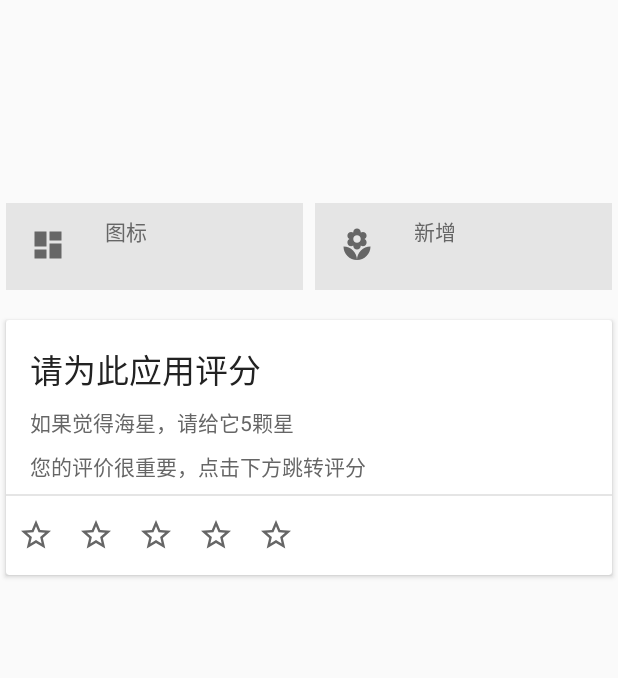
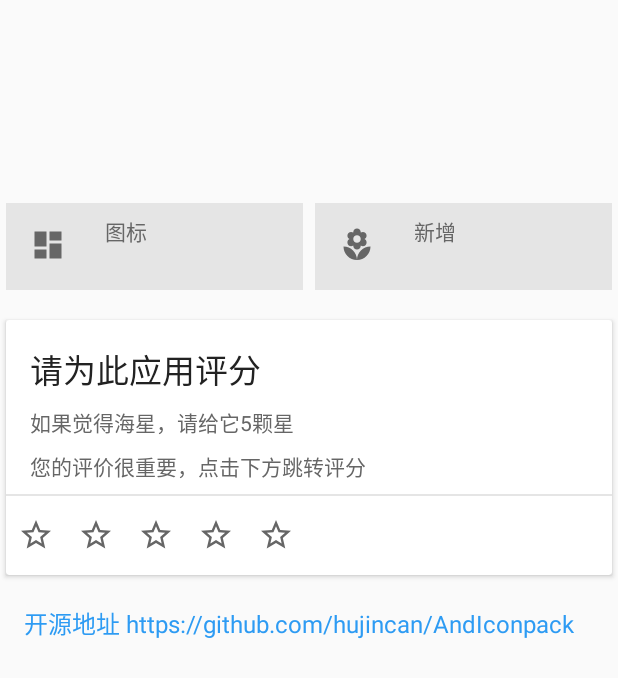
Before and after one commit to aagu/AndIconpack, an Android app: the layout fragment_home.xml on its own in the app's theme, with its tools: preview values and no code run, on a phone screen of 412 x 824 dp. Shown: the top 678 px of the screen. Run offline under Robolectric (Android 15) with nearby library versions, the phone set to English and light mode, and no system bars.

Commit message:
新增点击跳转开源地址

```diff
--- a/app/src/main/java/org/andcreator/iconpack/fragment/HomeFragment.kt
+++ b/app/src/main/java/org/andcreator/iconpack/fragment/HomeFragment.kt
@@ -13,6 +13,8 @@ import kotlinx.android.synthetic.main.fragment_home.*
 import android.widget.Toast
 import android.content.Intent
 import android.net.Uri
+
+
 
 
 /**
@@ -41,9 +43,19 @@ class HomeFragment : Fragment() {
         newNumber.text = "40"
         Glide.with(this).load(R.drawable.logo).into(img_star)
 
+        openResource.setOnClickListener {
+            startHttp("https://github.com/hujincan/AndIconpack")
+        }
+
         ll_card_main3_rate.setOnClickListener {
             openAppStore(packageName = context!!.packageName)
         }
+    }
+
+    private fun startHttp(uri: String) {
+        val intent = Intent(Intent.ACTION_VIEW)
+        intent.data = Uri.parse(uri)
+        context!!.startActivity(intent)
     }
 
 
--- a/app/src/main/res/layout/fragment_home.xml
+++ b/app/src/main/res/layout/fragment_home.xml
@@ -191,7 +191,8 @@
                     android:clickable="true"
                     android:orientation="horizontal"
                     android:paddingEnd="8dp"
-                    android:paddingStart="8dp">
+                    android:paddingStart="8dp"
+                    android:focusable="true">
 
                     <ImageView
                         android:layout_width="wrap_content"
@@ -240,6 +241,18 @@
 
         </android.support.v7.widget.CardView>
 
+        <TextView
+            android:id="@+id/openResource"
+            android:layout_width="wrap_content"
+            android:layout_height="wrap_content"
+            android:textColor="@color/colorAccent"
+            android:textSize="16sp"
+            android:padding="16dp"
+            android:background="?attr/selectableItemBackground"
+            android:clickable="true"
+            android:text="开源地址 https://github.com/hujincan/AndIconpack"
+            android:focusable="true" />
+
     </LinearLayout>
 
 </android.support.v4.widget.NestedScrollView>
```
